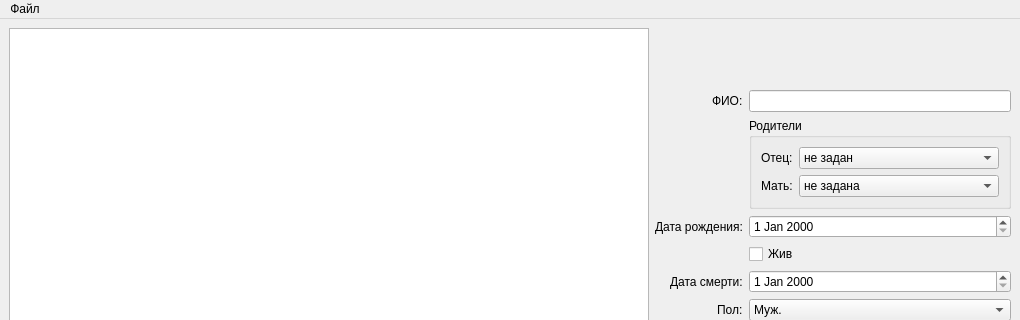
Qt form mainwindow.ui (AnserrrR/FamilyTreeOP) before a commit; both pictures show x 0 to 1020 and y 0 to 320 of the 1020 by 496 pixel window.
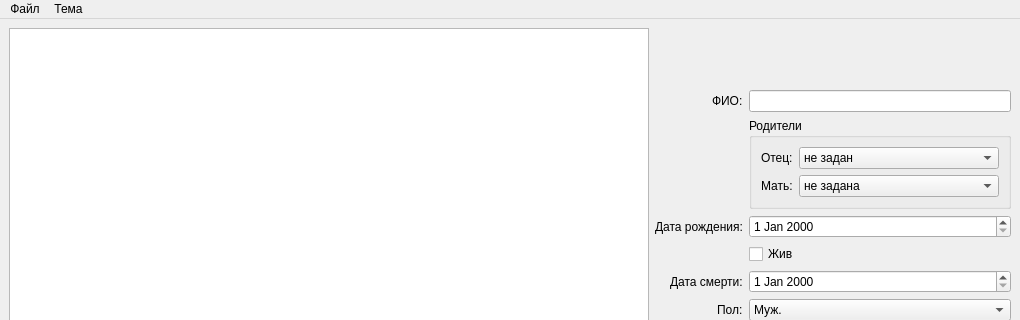
The same form after that commit.

The edit to the form file:
```diff
--- a/mainwindow.ui
+++ b/mainwindow.ui
@@ -287,7 +287,7 @@
      <x>0</x>
      <y>0</y>
      <width>1020</width>
-     <height>20</height>
+     <height>21</height>
     </rect>
    </property>
    <widget class="QMenu" name="menu">
@@ -299,7 +299,15 @@
     <addaction name="SaveDB"/>
     <addaction name="SaveAsDB"/>
    </widget>
+   <widget class="QMenu" name="menu_2">
+    <property name="title">
+     <string>Тема</string>
+    </property>
+    <addaction name="lightTheme"/>
+    <addaction name="darkTheme"/>
+   </widget>
    <addaction name="menu"/>
+   <addaction name="menu_2"/>
   </widget>
   <widget class="QStatusBar" name="statusbar"/>
   <action name="CreateDB">
```
Left out of the diff: 10 changed lines with no effect on the pictures.
